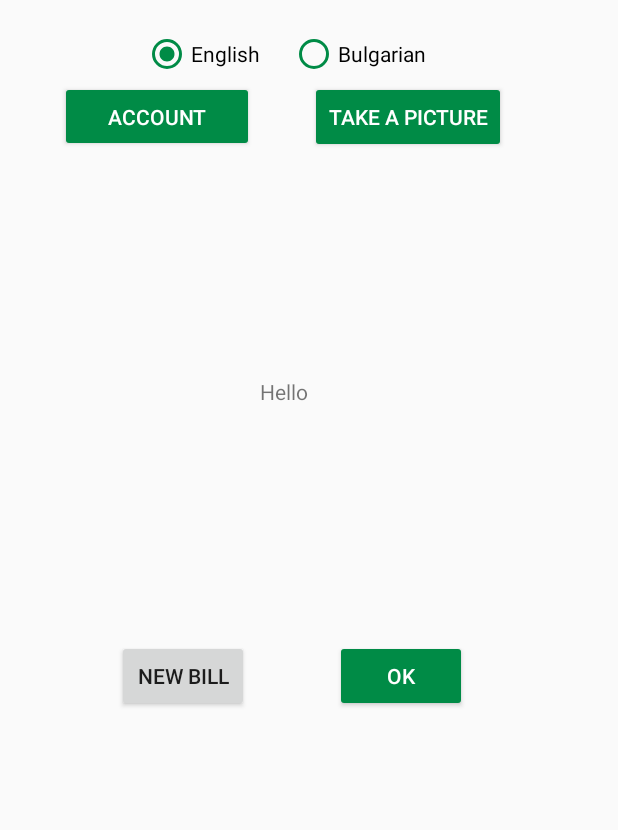
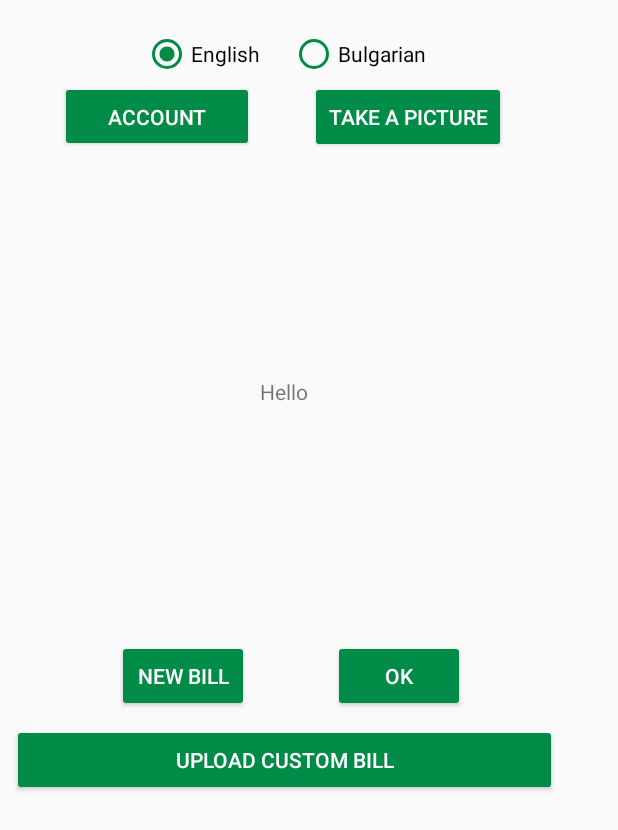
Before and after one commit to Cepe6/bill-scanner, an Android app: the screen it shows after launch (MainActivity), on a phone screen of 412 x 824 dp. Shown: the top 830 px of the screen. Run offline under Robolectric (Android 15) with nearby library versions, the phone set to English and light mode, and no system bars; libraries missing offline, so code that uses them is left out: com.googlecode.tesseract, com.kinvey.android, com.kinvey.java, com.theartofdev.edmodo; plain views replace CropImageView; 4 statements that could not run were skipped.

Commit message:
Adding activity for uploading custom bill, layout for this activity and play sound on error with register or login.

```diff
--- a/app/src/main/AndroidManifest.xml
+++ b/app/src/main/AndroidManifest.xml
@@ -28,6 +28,8 @@
         </activity>
         <activity android:name=".accounts.RegisterActivity">
         </activity>
+        <activity android:name=".CustomBillActivity">
+        </activity>
     </application>
 
 </manifest>
--- a/app/src/main/java/com/example/lacho/billscanner/AccountActivity.java
+++ b/app/src/main/java/com/example/lacho/billscanner/AccountActivity.java
@@ -75,4 +75,6 @@ public class AccountActivity extends AppCompatActivity {
         MainActivity.mKinveyClient.user().logout().execute();
         startActivity(new Intent(this, LoginActivity.class));
     }
+
+
 }
--- a/app/src/main/java/com/example/lacho/billscanner/accounts/LoginActivity.java
+++ b/app/src/main/java/com/example/lacho/billscanner/accounts/LoginActivity.java
@@ -1,6 +1,7 @@
 package com.example.lacho.billscanner.accounts;
 
 import android.content.Intent;
+import android.media.MediaPlayer;
 import android.os.Bundle;
 import android.support.annotation.Nullable;
 import android.support.v7.app.AppCompatActivity;
@@ -32,6 +33,7 @@ public class LoginActivity extends AppCompatActivity {
         if(usernameEdit == null || passwordEdit == null) {
             Log.e("ERROR", "Could not login");
         } else {
+            final MediaPlayer mp = MediaPlayer.create(this, R.raw.problem);
             final String username = usernameEdit.getText().toString();
             String password = passwordEdit.getText().toString();
             MainActivity.mKinveyClient.user().login(username, password, new KinveyUserCallback() {
@@ -46,6 +48,7 @@ public class LoginActivity extends AppCompatActivity {
                 @Override
                 public void onFailure(Throwable throwable) {
                     Log.i("Failure", "Could not login");
+                    mp.start();
                     CharSequence text = "Houston, we have a problem!";
                     Toast.makeText(getApplicationContext(), text, Toast.LENGTH_SHORT).show();
                 }
--- a/app/src/main/java/com/example/lacho/billscanner/accounts/RegisterActivity.java
+++ b/app/src/main/java/com/example/lacho/billscanner/accounts/RegisterActivity.java
@@ -1,6 +1,7 @@
 package com.example.lacho.billscanner.accounts;
 
 import android.content.Intent;
+import android.media.MediaPlayer;
 import android.os.Bundle;
 import android.support.annotation.Nullable;
 import android.support.v7.app.AppCompatActivity;
@@ -32,6 +33,7 @@ public class RegisterActivity extends AppCompatActivity {
         if(usernameEdit == null || passwordEdit == null) {
             Log.e("ERROR", "Cannot register");
         } else {
+            final MediaPlayer mp = MediaPlayer.create(this, R.raw.problem);
             final String username = usernameEdit.getText().toString();
             String password = passwordEdit.getText().toString();
             MainActivity.mKinveyClient.user().create(username, password, new KinveyUserCallback() {
@@ -46,6 +48,7 @@ public class RegisterActivity extends AppCompatActivity {
                 @Override
                 public void onFailure(Throwable throwable) {
                     Log.e("Failure", "Could not register! Error: " + throwable.getMessage());
+                    mp.start();
                     CharSequence text = "Houston, we have a problem!";
                     Toast.makeText(getApplicationContext(), text, Toast.LENGTH_SHORT).show();
                 }
--- a/app/src/main/res/layout/activity_main.xml
+++ b/app/src/main/res/layout/activity_main.xml
@@ -65,16 +65,17 @@
         android:textColor="@android:color/white"
         app:layout_constraintBottom_toBottomOf="parent"
         android:layout_marginBottom="8dp"
-        android:layout_marginRight="68dp"
+        android:layout_marginRight="69dp"
         app:layout_constraintRight_toRightOf="parent"
         android:layout_marginTop="8dp"
-        app:layout_constraintTop_toBottomOf="@+id/textArea" />
+        app:layout_constraintTop_toBottomOf="@+id/textArea"
+        app:layout_constraintVertical_bias="0.0" />
 
     <Button
         android:id="@+id/account_btn"
         android:layout_width="129dp"
         android:layout_height="47dp"
-        android:text="Account"
+        android:text="@string/account"
         android:onClick="changeToAcc"
         android:layout_margin="8dp"
         android:backgroundTint="@color/customGreen"
@@ -125,10 +126,28 @@
         android:layout_marginLeft="78dp"
         android:layout_marginTop="8dp"
         android:onClick="addBill"
-        android:text="New Bill"
+        android:text="@string/new_bill"
+        android:backgroundTint="@color/customGreen"
+        android:textColor="@android:color/white"
         app:layout_constraintBottom_toBottomOf="parent"
         app:layout_constraintLeft_toLeftOf="parent"
         app:layout_constraintTop_toBottomOf="@+id/textArea"
         app:layout_constraintVertical_bias="0.0" />
 
+    <Button
+        android:id="@+id/add_custom_bill"
+        android:layout_width="0dp"
+        android:layout_height="wrap_content"
+        android:onClick="changeToUpload"
+        android:text="@string/upload_custom_bill"
+        android:layout_margin="8dp"
+        android:backgroundTint="@color/customGreen"
+        android:textColor="@android:color/white"
+        app:layout_constraintBottom_toBottomOf="parent"
+        app:layout_constraintRight_toRightOf="parent"
+        app:layout_constraintLeft_toLeftOf="parent"
+        app:layout_constraintTop_toBottomOf="@+id/button2"
+        android:layout_marginLeft="113dp"
+        app:layout_constraintVertical_bias="0.0" />
+
 </android.support.constraint.ConstraintLayout>
--- a/app/src/main/res/values/strings.xml
+++ b/app/src/main/res/values/strings.xml
@@ -15,4 +15,16 @@
     <string name="name">Name</string>
     <string name="login">Login</string>
     <string name="new_picture">New picture</string>
+    <string name="bills_preview">Bills preview</string>
+    <string name="logout">Logout</string>
+    <string name="sign_in">Sign in</string>
+    <string name="user_password">Password</string>
+    <string name="account">Account</string>
+    <string name="new_bill">New Bill</string>
+    <string name="upload">Upload</string>
+    <string name="upload_custom_bill">Upload custom bill</string>
+    <string name="bill_name">Bill name</string>
+    <string name="product_name">Product name</string>
+    <string name="product_amount">Product amount</string>
+    <string name="product_price">Product price</string>
 </resources>
```
Also changed, not shown: app/src/main/java/com/example/lacho/billscanner/MainActivity.java (+13 -0 lines), app/src/main/res/layout/activity_account.xml (+14 -12 lines), app/src/main/res/layout/activity_login.xml (+16 -11 lines), app/src/main/res/layout/activity_register.xml (+6 -5 lines), 1 other file.
